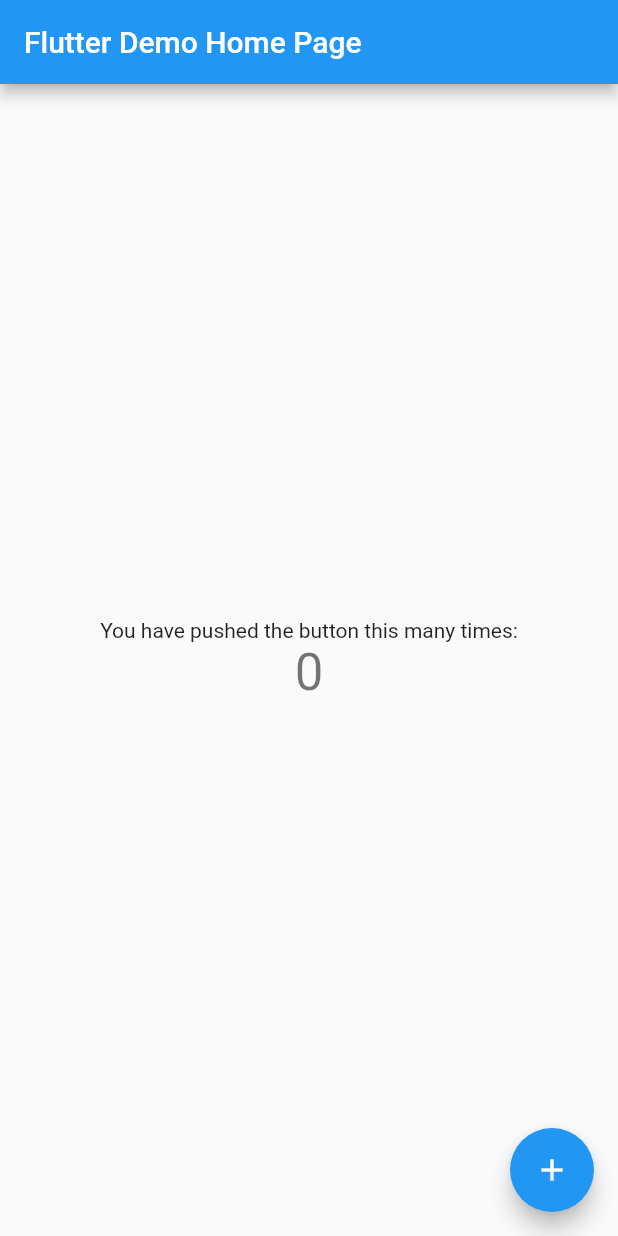
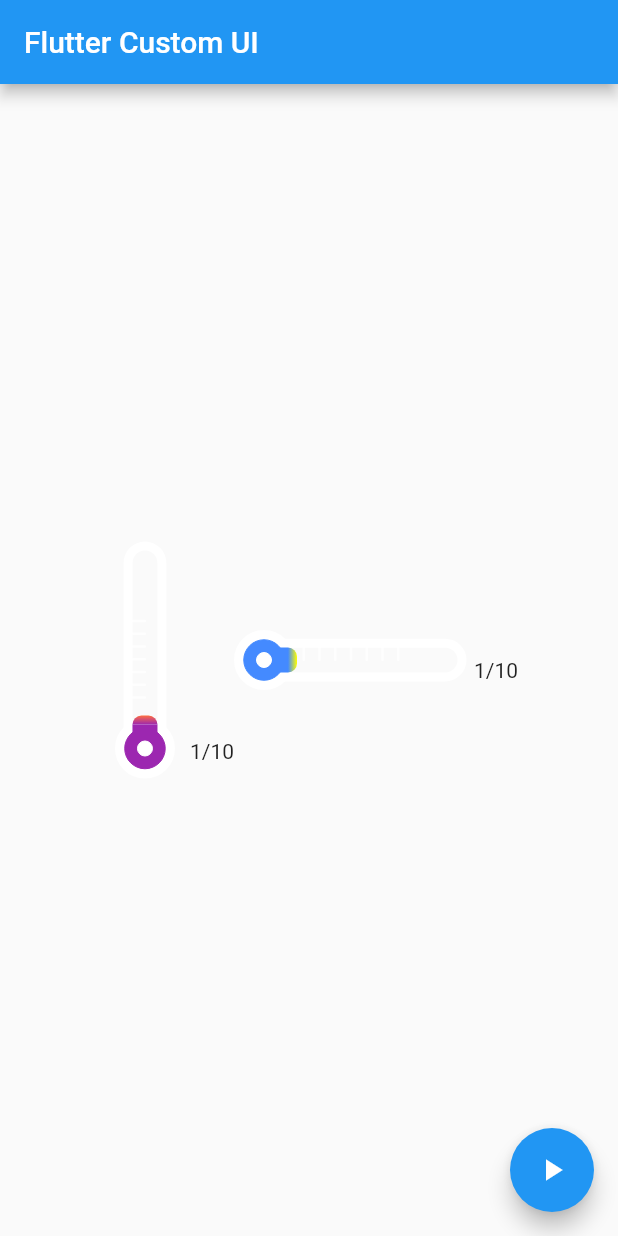
Before and after one commit to hyeseok/flutter_custom_ui, a Flutter app: the screen it shows after launch, on a phone screen of 412 x 824 dp. Run offline on Flutter 3.47's test engine with Material 2 defaults, Android fonts, the phone set to English and light mode, and no system bars.

Commit message:
온도계 ui 작업중 (사이즈 변경작업 필요)

```diff
--- /dev/null
+++ b/lib/home.dart
@@ -0,0 +1,58 @@
+import 'dart:math';
+
+import 'package:flutter/cupertino.dart';
+import 'package:flutter/material.dart';
+import 'package:flutter_custom_ui/src/temperature_horizontal_bar.dart';
+import 'package:flutter_custom_ui/src/temperature_vertical_bar.dart';
+
+class Home extends StatefulWidget {
+
+  const Home({Key? key}) : super(key: key);
+
+  @override
+  State<StatefulWidget> createState() => _Home();
+}
+
+class _Home extends State<Home> {
+  int? _currentIndex;
+  int? _currentIndex2;
+
+  @override
+  void initState() {
+
+    super.initState();
+  }
+
+  @override
+  Widget build(BuildContext context) {
+    return Scaffold(
+      body: Center(
+        child: Row(
+          mainAxisAlignment: MainAxisAlignment.center,
+          children: [
+            TemperatureVerticalBar(10, _currentIndex ?? 1,
+              showCountView: true,
+            ),
+            TemperatureHorizontalBar(10, _currentIndex2 ?? 1,
+              gradientStartColor: Colors.blueAccent,
+              gradientEndColor: Colors.yellowAccent,
+              showCountView: true,
+            )
+          ],
+        ),
+      ),
+      floatingActionButton: FloatingActionButton(
+        onPressed: () {
+          if (mounted) {
+            setState(() {
+              _currentIndex = Random().nextInt(11);
+              _currentIndex2 = Random().nextInt(11);
+            });
+          }
+        },
+        child: const Icon(Icons.play_arrow),
+      ),
+    );
+  }
+
+}
--- a/lib/main.dart
+++ b/lib/main.dart
@@ -1,4 +1,9 @@
+import 'dart:math';
+
 import 'package:flutter/material.dart';
+import 'package:flutter_custom_ui/home.dart';
+import 'package:flutter_custom_ui/src/temperature_horizontal_bar.dart';
+import 'package:flutter_custom_ui/src/temperature_vertical_bar.dart';
 
 void main() {
   runApp(const MyApp());
@@ -7,39 +12,20 @@ void main() {
 class MyApp extends StatelessWidget {
   const MyApp({Key? key}) : super(key: key);
 
-  // This widget is the root of your application.
   @override
   Widget build(BuildContext context) {
     return MaterialApp(
-      title: 'Flutter Demo',
+      title: 'Flutter Custom UI',
       theme: ThemeData(
-        // This is the theme of your application.
-        //
-        // Try running your application with "flutter run". You'll see the
-        // application has a blue toolbar. Then, without quitting the app, try
-        // changing the primarySwatch below to Colors.green and then invoke
-        // "hot reload" (press "r" in the console where you ran "flutter run",
-        // or simply save your changes to "hot reload" in a Flutter IDE).
-        // Notice that the counter didn't reset back to zero; the application
-        // is not restarted.
         primarySwatch: Colors.blue,
       ),
-      home: const MyHomePage(title: 'Flutter Demo Home Page'),
+      home: const MyHomePage(title: 'Flutter Custom UI'),
     );
   }
 }
 
 class MyHomePage extends StatefulWidget {
   const MyHomePage({Key? key, required this.title}) : super(key: key);
-
-  // This widget is the home page of your application. It is stateful, meaning
-  // that it has a State object (defined below) that contains fields that affect
-  // how it looks.
-
-  // This class is the configuration for the state. It holds the values (in this
-  // case the title) provided by the parent (in this case the App widget) and
-  // used by the build method of the State. Fields in a Widget subclass are
-  // always marked "final".
 
   final String title;
 
@@ -48,68 +34,14 @@ class MyHomePage extends StatefulWidget {
 }
 
 class _MyHomePageState extends State<MyHomePage> {
-  int _counter = 0;
-
-  void _incrementCounter() {
-    setState(() {
-      // This call to setState tells the Flutter framework that something has
-      // changed in this State, which causes it to rerun the build method below
-      // so that the display can reflect the updated values. If we changed
-      // _counter without calling setState(), then the build method would not be
-      // called again, and so nothing would appear to happen.
-      _counter++;
-    });
-  }
 
   @override
   Widget build(BuildContext context) {
-    // This method is rerun every time setState is called, for instance as done
-    // by the _incrementCounter method above.
-    //
-    // The Flutter framework has been optimized to make rerunning build methods
-    // fast, so that you can just rebuild anything that needs updating rather
-    // than having to individually change instances of widgets.
     return Scaffold(
       appBar: AppBar(
-        // Here we take the value from the MyHomePage object that was created by
-        // the App.build method, and use it to set our appbar title.
         title: Text(widget.title),
       ),
-      body: Center(
-        // Center is a layout widget. It takes a single child and positions it
-        // in the middle of the parent.
-        child: Column(
-          // Column is also a layout widget. It takes a list of children and
-          // arranges them vertically. By default, it sizes itself to fit its
-          // children horizontally, and tries to be as tall as its parent.
-          //
-          // Invoke "debug painting" (press "p" in the console, choose the
-          // "Toggle Debug Paint" action from the Flutter Inspector in Android
-          // Studio, or the "Toggle Debug Paint" command in Visual Studio Code)
-          // to see the wireframe for each widget.
-          //
-          // Column has various properties to control how it sizes itself and
-          // how it positions its children. Here we use mainAxisAlignment to
-          // center the children vertically; the main axis here is the vertical
-          // axis because Columns are vertical (the cross axis would be
-          // horizontal).
-          mainAxisAlignment: MainAxisAlignment.center,
-          children: <Widget>[
-            const Text(
-              'You have pushed the button this many times:',
-            ),
-            Text(
-              '$_counter',
-              style: Theme.of(context).textTheme.headline4,
-            ),
-          ],
-        ),
-      ),
-      floatingActionButton: FloatingActionButton(
-        onPressed: _incrementCounter,
-        tooltip: 'Increment',
-        child: const Icon(Icons.add),
-      ), // This trailing comma makes auto-formatting nicer for build methods.
+      body: const Home(),
     );
   }
 }
--- /dev/null
+++ b/lib/src/colors/tp_colors.dart
@@ -0,0 +1,9 @@
+import 'package:flutter/material.dart';
+
+class TPColors {
+  static const baseBgColor = Colors.white;
+  // base color of gradient bottom
+  static const baseGradientBottomColor = Colors.purple;
+  // base color of gradient top
+  static const baseGradientTopColor = Colors.deepOrangeAccent;
+}
--- /dev/null
+++ b/lib/src/temperature_horizontal_bar.dart
@@ -0,0 +1,164 @@
+import 'package:flutter/cupertino.dart';
+import 'package:flutter/material.dart';
+import 'package:flutter_custom_ui/src/values/circle_value.dart';
+import 'package:flutter_custom_ui/src/values/const_value.dart';
+
+import 'colors/tp_colors.dart';
+
+class TemperatureHorizontalBar extends StatefulWidget {
+  final int maxIndex;
+  final int currentIndex;
+  final Color? baseBgColor;
+  final Color? gradientStartColor;
+  final Color? gradientEndColor;
+  final bool showCountView;
+
+  const TemperatureHorizontalBar(
+    this.maxIndex,
+    this.currentIndex,
+      {Key? key,
+    this.baseBgColor = TPColors.baseBgColor,
+    this.gradientStartColor = TPColors.baseGradientBottomColor,
+    this.gradientEndColor = TPColors.baseGradientTopColor,
+    this.showCountView = false,
+  }) : super(key: key);
+
+  @override
+  State<StatefulWidget> createState() => _TemperatureHorizontalBar();
+}
+
+class _TemperatureHorizontalBar extends State<TemperatureHorizontalBar> {
+
+  @override
+  Widget build(BuildContext context) {
+    return _buildBody();
+  }
+
+  Widget _buildBody({double height = ConstValue.baseHorizontalHeight * 2}) {
+    return Wrap(
+      children: [
+        Row(
+          crossAxisAlignment: CrossAxisAlignment.end,
+          children: [
+            SizedBox(
+              height: height,
+              child: Stack(
+                alignment: AlignmentDirectional.centerStart,
+                children: [
+                  Stack(
+                    alignment: Alignment.centerLeft,
+                    children: [
+                      _buildBarBg(),
+                    ],
+                  ),
+                  Positioned(
+                      bottom: 0,
+                      top: 0,
+                      left: 0,
+                      child: Stack(
+                        alignment: AlignmentDirectional.center,
+                        children: [
+                          _buildCircle(),
+                          _buildCircle(circleSize: CircleValue.size * 0.9, bgColor: widget.gradientStartColor),
+                          _buildCircle(circleSize: CircleValue.size / 3, bgColor: widget.baseBgColor)
+                        ],
+                      )
+                  ),
+                  Positioned(
+                      child: _buildBar(width: ConstValue.baseHorizontalWidth * (widget.currentIndex > widget.maxIndex ? 1 : (widget.currentIndex / widget.maxIndex * 100 / 100)))
+                  ),
+                  Positioned(
+                      top: 0, left: 0, right: 0,
+                      child: SizedBox(
+                        width: ConstValue.baseHorizontalWidth + CircleValue.size,
+                        child: Row(
+                          mainAxisAlignment: MainAxisAlignment.center,
+                          children: _buildBarPointLine(),
+                        ),
+                      )
+                  )
+                ],
+              ),
+            ),
+            _buildCount()
+          ],
+        )
+      ],
+    );
+  }
+
+  _buildCount() {
+    return !widget.showCountView ? const SizedBox() : Padding(
+      padding: const EdgeInsets.only(bottom: 15, left: 5),
+      child: Text('${widget.currentIndex}/${widget.maxIndex}'),
+    );
+  }
+
+  _buildBar({double width = ConstValue.baseHorizontalWidth, double height = ConstValue.baseHorizontalHeight / 1.8}) {
+    return Row(
+      children: [
+        Container(
+          decoration: BoxDecoration(
+            color: widget.gradientStartColor!,
+          ),
+          margin: const EdgeInsets.only(left: CircleValue.size),
+          width: width / 2,
+          height: height,
+        ),
+        AnimatedContainer(
+          decoration: BoxDecoration(
+            borderRadius: const BorderRadius.only(bottomRight: Radius.circular(CircleValue.radius), topRight: Radius.circular(CircleValue.radius)),
+            gradient: LinearGradient(colors: [widget.gradientStartColor!, widget.gradientEndColor!], begin: Alignment.centerLeft, end: Alignment.centerRight),
+          ),
+          width: width - (width / 2),
+          height: height,
+          duration: const Duration(seconds: 1),
+        ),
+      ],
+    );
+  }
+
+  _buildBarPointLine() {
+    List<Widget> list = [];
+
+    for(int i=0; i<7; i++) {
+      list.add(Container(
+        margin: const EdgeInsets.only(top: 17, right: 4, left: 5),
+        width: 1.5,
+        height: ConstValue.baseVerticalWidth / 2.2,
+        color: widget.baseBgColor!.withOpacity(0.8),
+        child: const SizedBox(),
+      ));
+    }
+
+    return list;
+  }
+
+  _buildBarBg({double width = ConstValue.baseHorizontalWidth, double height = (ConstValue.baseHorizontalHeight * 0.95)}) {
+    return Row(
+      crossAxisAlignment: CrossAxisAlignment.start,
+      mainAxisAlignment: MainAxisAlignment.center,
+      children: [
+        Container(
+          margin: const EdgeInsets.only(left: 10),
+          decoration: BoxDecoration(
+              borderRadius: const BorderRadius.only(bottomRight: Radius.circular(CircleValue.radius), topRight: Radius.circular(CircleValue.radius)),
+              border: Border.all(width: 6, color: widget.baseBgColor!)
+          ),
+          width: width + CircleValue.size - 5,
+          height: height,
+        ),
+      ],
+    );
+  }
+
+  _buildCircle({double circleSize = CircleValue.size, Color? bgColor}) => Container(
+    decoration: BoxDecoration(
+      borderRadius: const BorderRadius.all(Radius.circular(CircleValue.radius)),
+      color: bgColor ?? widget.baseBgColor,
+      border: Border.all(width: bgColor == null ? 5 : 0, color: bgColor ?? widget.baseBgColor!)
+    ),
+    child: SizedBox(width: circleSize, height: circleSize,),
+  );
+
+}
--- /dev/null
+++ b/lib/src/temperature_vertical_bar.dart
@@ -0,0 +1,168 @@
+import 'package:flutter/cupertino.dart';
+import 'package:flutter/material.dart';
+import 'package:flutter_custom_ui/src/values/circle_value.dart';
+import 'package:flutter_custom_ui/src/values/const_value.dart';
+
+import 'colors/tp_colors.dart';
+
+class TemperatureVerticalBar extends StatefulWidget {
+  final int maxIndex;
+  final int currentIndex;
+  final Color? baseBgColor;
+  final Color? gradientBottomColor;
+  final Color? gradientTopColor;
+  final bool showCountView;
+
+  const TemperatureVerticalBar(
+    this.maxIndex,
+    this.currentIndex,
+  {Key? key,
+    this.baseBgColor = TPColors.baseBgColor,
+    this.gradientBottomColor = TPColors.baseGradientBottomColor,
+    this.gradientTopColor = TPColors.baseGradientTopColor,
+    this.showCountView = false,
+  }) : super(key: key);
+
+  @override
+  State<StatefulWidget> createState() => _TemperatureVerticalBar();
+}
+
+class _TemperatureVerticalBar extends State<TemperatureVerticalBar> {
+
+  @override
+  void initState() {
+
+    super.initState();
+  }
+
+  @override
+  Widget build(BuildContext context) {
+    return _buildBody();
+  }
+
+  Widget _buildBody({double width = ConstValue.baseVerticalWidth * 2}) {
+    return Wrap(
+      children: [
+        Row(
+          crossAxisAlignment: CrossAxisAlignment.end,
+          children: [
+            SizedBox(
+              width: width,
+              child: Stack(
+                alignment: AlignmentDirectional.bottomCenter,
+                children: [
+                  Stack(
+                    alignment: Alignment.centerLeft,
+                    children: [
+                      _buildBarBg(),
+                    ],
+                  ),
+                  Positioned(
+                      bottom: 0,
+                      left: 0,
+                      right: 0,
+                      child: Stack(
+                        alignment: AlignmentDirectional.center,
+                        children: [
+                          _buildCircle(),
+                          _buildCircle(circleSize: CircleValue.size * 0.9, bgColor: widget.gradientBottomColor),
+                          _buildCircle(circleSize: CircleValue.size / 3, bgColor: widget.baseBgColor)
+                        ],
+                      )
+                  ),
+                  Positioned(
+                      child: _buildBar(height: ConstValue.baseVerticalHeight * (widget.currentIndex > widget.maxIndex ? 1 : (widget.currentIndex / widget.maxIndex * 100 / 100)))
+                  ),
+                  Positioned(
+                      left: 0, top: 0, bottom: 0,
+                      child: SizedBox(
+                        height: ConstValue.baseVerticalHeight + CircleValue.size,
+                        child: Column(
+                          mainAxisAlignment: MainAxisAlignment.center,
+                          children: _buildBarPointLine(),
+                        ),
+                      )
+                  )
+                ],
+              ),
+            ),
+            _buildCount()
+          ],
+        )
+      ],
+    );
+  }
+
+  _buildCount() {
+    return !widget.showCountView ? const SizedBox() : Padding(
+        padding: const EdgeInsets.only(bottom: 10),
+        child: Text('${widget.currentIndex}/${widget.maxIndex}'),
+    );
+  }
+
+  _buildBar({double width = ConstValue.baseVerticalWidth / 1.8, double height = ConstValue.baseVerticalHeight}) {
+    return Column(
+      children: [
+        Container(
+          decoration: BoxDecoration(
+            borderRadius: const BorderRadius.only(topLeft: Radius.circular(CircleValue.radius), topRight: Radius.circular(CircleValue.radius)),
+            gradient: LinearGradient(colors: [widget.gradientBottomColor!, widget.gradientTopColor!], begin: Alignment.bottomCenter, end: Alignment.topCenter),
+          ),
+          width: width,
+          height: height - (height / 2),
+        ),
+        AnimatedContainer(
+          decoration: BoxDecoration(
+            color: widget.gradientBottomColor!,
+          ),
+          margin: const EdgeInsets.only(bottom: CircleValue.size),
+          width: width,
+          height: height / 2,
+          duration: const Duration(seconds: 1),
+        ),
+      ],
+    );
+  }
+
+  _buildBarPointLine() {
+    List<Widget> list = [];
+
+    for(int i=0; i<7; i++) {
+      list.add(Container(
+        margin: const EdgeInsets.only(top: 3, bottom: 4, left: 17),
+        width: ConstValue.baseVerticalWidth / 2.2,
+        height: 1.5,
+        color: widget.baseBgColor!.withOpacity(0.8),
+        child: const SizedBox(),
+      ));
+    }
+
+    return list;
+  }
+
+  _buildBarBg({double width = (ConstValue.baseVerticalWidth * 0.95), double height = ConstValue.baseVerticalHeight}) {
+    return Column(
+      children: [
+        Container(
+          margin: const EdgeInsets.only(bottom: 10),
+          decoration: BoxDecoration(
+            borderRadius: const BorderRadius.only(topLeft: Radius.circular(CircleValue.radius), topRight: Radius.circular(CircleValue.radius)),
+            border: Border.all(width: 6, color: widget.baseBgColor!)
+          ),
+          width: width,
+          height: height + CircleValue.size - 2,
+        ),
+      ],
+    );
+  }
+
+  _buildCircle({double circleSize = CircleValue.size, Color? bgColor}) => Container(
+    decoration: BoxDecoration(
+      borderRadius: const BorderRadius.all(Radius.circular(CircleValue.radius)),
+      color: bgColor ?? widget.baseBgColor,
+      border: Border.all(width: bgColor == null ? 5 : 0, color: bgColor ?? widget.baseBgColor!)
+    ),
+    child: SizedBox(width: circleSize, height: circleSize,),
+  );
+
+}
--- /dev/null
+++ b/lib/src/values/circle_value.dart
@@ -0,0 +1,6 @@
+class CircleValue {
+  // base size of circle
+  static const double size = 30;
+  // base radius of circle
+  static const double radius = 50;
+}
--- /dev/null
+++ b/lib/src/values/const_value.dart
@@ -0,0 +1,11 @@
+class ConstValue {
+  // base vertical width of index bar
+  static const double baseVerticalWidth = 30;
+  // base vertical height of index bar
+  static const double baseVerticalHeight = 120;
+
+  // base horizontal width of index bar
+  static const double baseHorizontalWidth = 120;
+  // base horizontal height of index bar
+  static const double baseHorizontalHeight = 30;
+}
```
